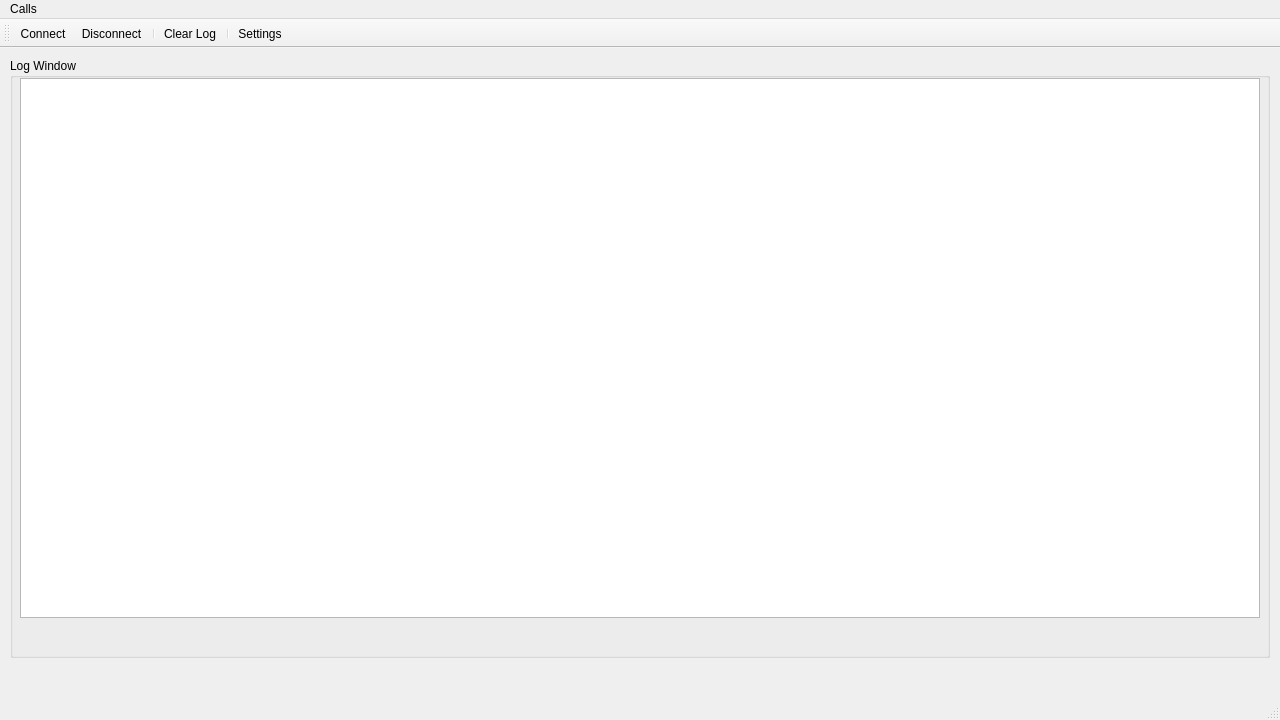
This is src/main/cannabus_control.ui in Clever0ne/CannabusControl as Qt 5 draws it before an edit. The edited form follows.
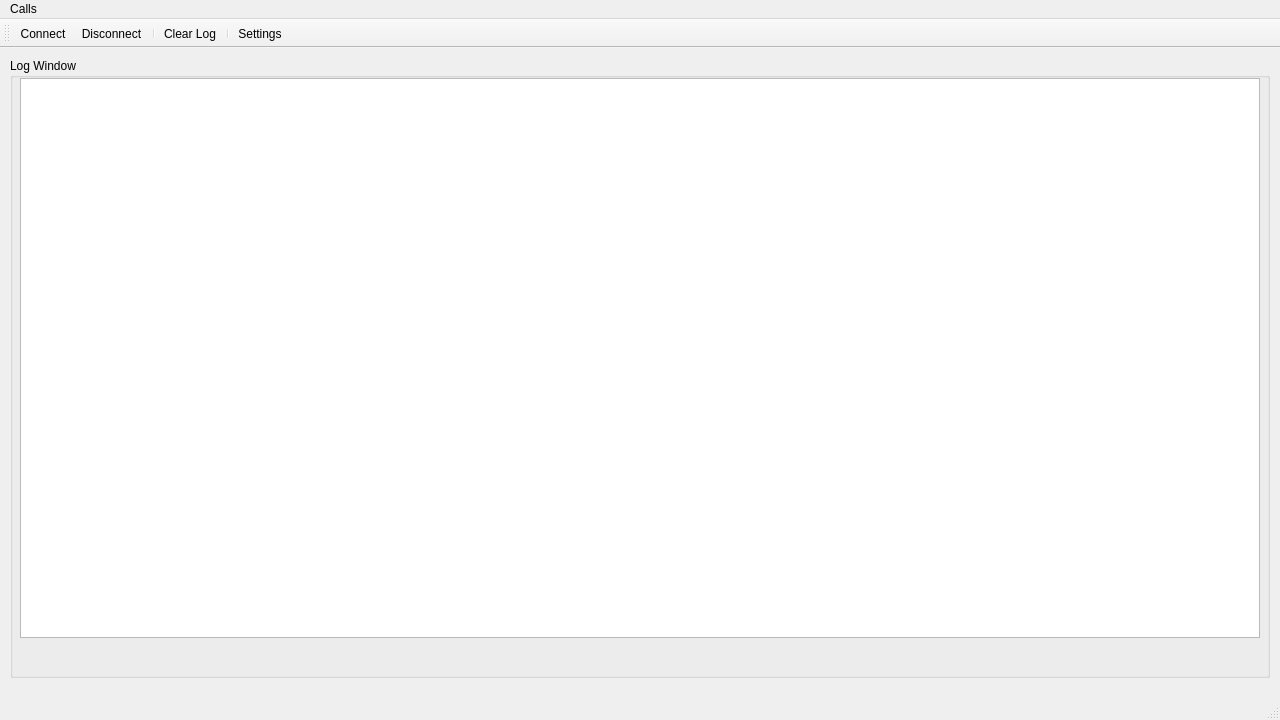
This is the edited form. Icons and pictures are not drawn. Custom widgets are drawn as their Qt base class.

Commit message: Поправил формат строки вывода в ячейку времени

```diff
--- a/src/main/cannabus_control.ui
+++ b/src/main/cannabus_control.ui
@@ -20,7 +20,7 @@
       <x>10</x>
       <y>10</y>
       <width>1260</width>
-      <height>600</height>
+      <height>620</height>
      </rect>
     </property>
     <property name="title">
@@ -32,7 +32,7 @@
        <x>10</x>
        <y>20</y>
        <width>1240</width>
-       <height>540</height>
+       <height>560</height>
       </rect>
      </property>
      <property name="font">
@@ -46,7 +46,7 @@
      <property name="geometry">
       <rect>
        <x>10</x>
-       <y>570</y>
+       <y>590</y>
        <width>1240</width>
        <height>20</height>
       </rect>
```
The commit also changes 1 other file.
